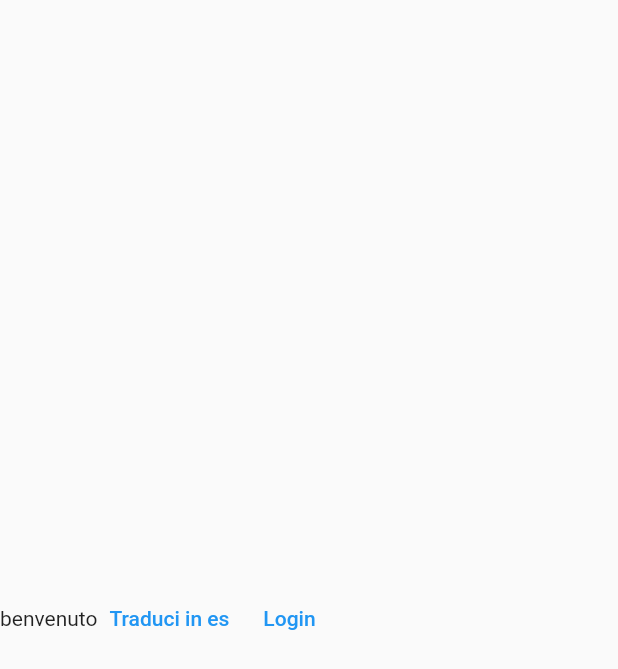
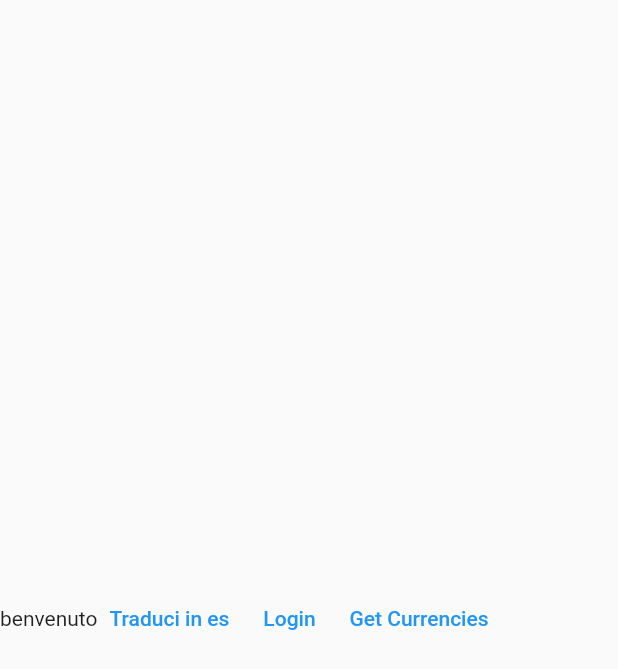
Before and after one commit to Giacomopanattoni/subscription-manager, a Flutter app: the screen it shows after launch, after a tap on "Traduci in es", on a phone screen of 412 x 824 dp. Shown: the top 669 px of the screen. Run offline on Flutter 3.47's test engine with Material 2 defaults, Android fonts, the phone set to English and light mode, and no system bars.

Commit message:
Renamed the service language in languages. Added currency model and the service for retrive them. Changed baseUrl from 127.0.0.1:8000 to 10.0.2.2 for api's calls on emulator

```diff
--- a/subscription_app/lib/screens/home_screen.dart
+++ b/subscription_app/lib/screens/home_screen.dart
@@ -2,7 +2,8 @@ import 'package:flutter/cupertino.dart';
 import 'package:flutter/material.dart';
 import 'package:subscription_app/screens/login_screen.dart';
 import 'package:subscription_app/services/appSettings.dart';
-import 'package:subscription_app/services/language.dart';
+import 'package:subscription_app/services/currencies.dart';
+import 'package:subscription_app/services/languages.dart';
 import 'package:provider/provider.dart';
 
 class HomeScreen extends StatefulWidget {
@@ -39,6 +40,13 @@ class _HomeScreenState extends State<HomeScreen> {
               Navigator.pushNamed(context, LoginScreen.id);
             },
             child: Text('Login'),
+          ),
+          TextButton(
+            onPressed: () async{
+
+              Currencies().getCurrencies();
+            },
+            child: Text('Get Currencies '),
           )
         ],
       ),
--- a/subscription_app/lib/screens/login_screen.dart
+++ b/subscription_app/lib/screens/login_screen.dart
@@ -1,7 +1,7 @@
 import 'package:flutter/material.dart';
 import 'package:provider/provider.dart';
 import 'package:subscription_app/services/appSettings.dart';
-import 'package:subscription_app/services/language.dart';
+import 'package:subscription_app/services/languages.dart';
 
 class LoginScreen extends StatelessWidget {
   static const String id = 'login_screen';
--- a/subscription_app/lib/services/api.dart
+++ b/subscription_app/lib/services/api.dart
@@ -4,7 +4,7 @@ import 'dart:convert';
 class Api {
   final String path;
   final String token;
-  final String _baseUrl = "127.0.0.1:8000";
+  final String _baseUrl = "10.0.2.2";
 
   Api({this.path, this.token});
 
--- a/subscription_app/lib/services/appSettings.dart
+++ b/subscription_app/lib/services/appSettings.dart
@@ -1,6 +1,6 @@
 import 'package:flutter/cupertino.dart';
 import 'package:flutter/material.dart';
-import 'language.dart';
+import 'languages.dart';
 
 class AppSettings extends ChangeNotifier {
   Map<String, String> _translatedStrings;
--- /dev/null
+++ b/subscription_app/lib/services/currencies.dart
@@ -0,0 +1,10 @@
+import 'api.dart';
+
+class Currencies {
+  Future<dynamic> getCurrencies() async {
+    Api api = Api(path: '/api/currencies');
+    dynamic data = await api.get();
+    print(data);
+    return data ?? null;
+  }
+}
```
Also changed, not shown: subscription_app/lib/models/currency_model.dart (added, +44 -0 lines), subscription_app/lib/services/languages.dart (renamed from subscription_app/lib/services/language.dart), 1 other file.
